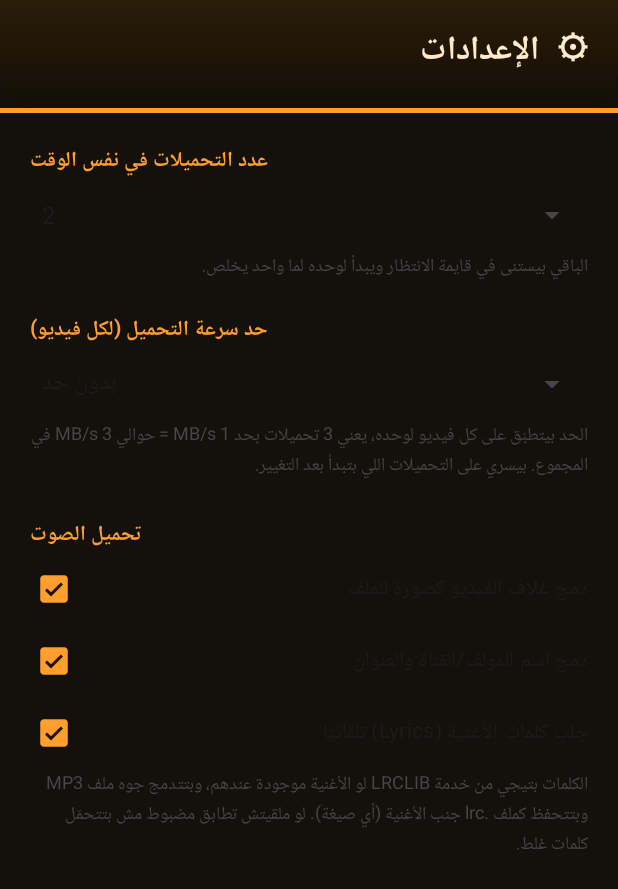
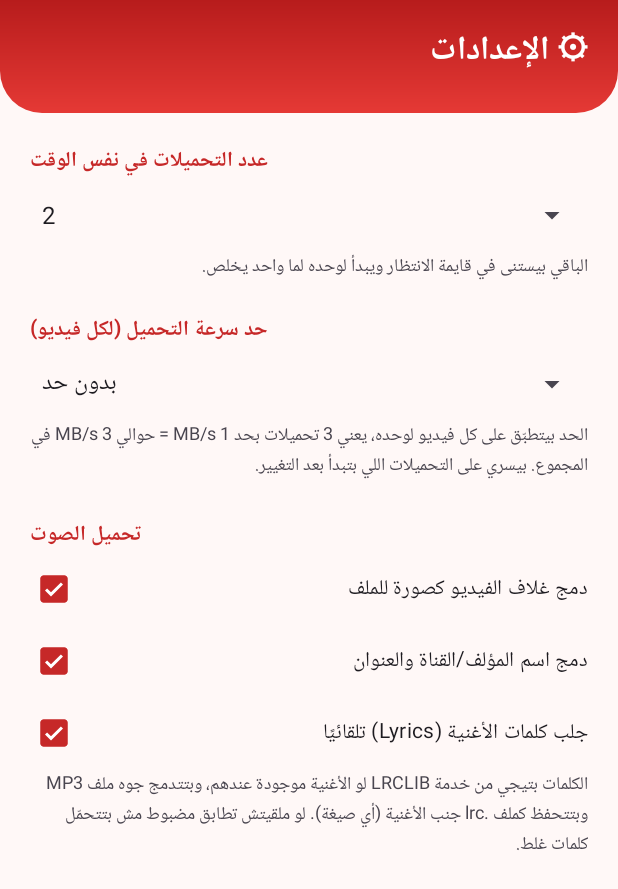
Before and after one commit to lionkhaled25/ytdownloader, an Android app: the SettingsActivity screen opened directly, with no data from a screen before it, on a phone screen of 412 x 824 dp. Shown: the top 889 px of the screen. Run offline under Robolectric (Android 15) with nearby library versions, the phone set to English and light mode, and no system bars; libraries missing offline, so code that uses them is left out: com.yausername.youtubedl_android; pictures from the network do not load.

Commit message:
Revert "v6.2 Steins Gate Edition: dark Nixie theme"
This reverts commit 4142ef1330947bb045ee9013378ab96cf9d36fb2.

```diff
--- a/app/build.gradle.kts
+++ b/app/build.gradle.kts
@@ -11,8 +11,8 @@ android {
         applicationId = "com.example.ytdl"
         minSdk = 29
         targetSdk = 34
-        versionCode = 10
-        versionName = "6.2 Steins Gate Edition"
+        versionCode = 9
+        versionName = "6.1"
     }
 
     // 3 ملفات APK:
--- a/app/src/main/java/com/example/ytdl/Notifier.kt
+++ b/app/src/main/java/com/example/ytdl/Notifier.kt
@@ -15,7 +15,7 @@ object Notifier {
     private const val CH_DONE = "done"
     private const val CH_QUIET = "done_quiet"
     const val ONGOING_ID = 1001
-    private const val AMBER = 0xFFFF9E2C.toInt()
+    private const val RED = 0xFFD32F2F.toInt()
     private val nextId = AtomicInteger(2000)
 
     fun ensureChannels(ctx: Context) {
@@ -61,7 +61,7 @@ object Notifier {
             else -> "${s.percent}%"
         }
         return NotificationCompat.Builder(ctx, CH_PROGRESS)
-            .setColor(AMBER)
+            .setColor(RED)
             .setSmallIcon(android.R.drawable.stat_sys_download)
             .setContentTitle(title)
             .setContentText(text)
@@ -91,7 +91,7 @@ object Notifier {
             ctx, id, view, PendingIntent.FLAG_IMMUTABLE or PendingIntent.FLAG_UPDATE_CURRENT
         )
         val b = NotificationCompat.Builder(ctx, if (alert) CH_DONE else CH_QUIET)
-            .setColor(AMBER)
+            .setColor(RED)
             .setSmallIcon(android.R.drawable.stat_sys_download_done)
             .setContentTitle("تم التحميل ✅")
             .setContentText("$name  •  $sizeText")
@@ -105,7 +105,7 @@ object Notifier {
         ensureChannels(ctx)
         val id = nextId.getAndIncrement()
         val n = NotificationCompat.Builder(ctx, CH_QUIET)
-            .setColor(AMBER)
+            .setColor(RED)
             .setSmallIcon(android.R.drawable.stat_notify_error)
             .setContentTitle("فشل التحميل")
             .setContentText(if (title.isNotBlank()) "$title — $msg" else msg)
--- a/app/src/main/res/drawable/bg_header.xml
+++ b/app/src/main/res/drawable/bg_header.xml
@@ -1,19 +1,11 @@
 <?xml version="1.0" encoding="utf-8"?>
-<layer-list xmlns:android="http://schemas.android.com/apk/res/android">
-    <item>
-        <shape android:shape="rectangle">
+<shape xmlns:android="http://schemas.android.com/apk/res/android"
+    android:shape="rectangle">
     <gradient
         android:angle="270"
-                android:endColor="#120D06"
-                android:startColor="#2A1D08" />
+        android:endColor="@color/brand_red"
+        android:startColor="@color/brand_dark" />
     <corners
         android:bottomLeftRadius="28dp"
         android:bottomRightRadius="28dp" />
 </shape>
-    </item>
-    <item android:gravity="bottom" android:height="3dp">
-        <shape android:shape="rectangle">
-            <solid android:color="@color/nixie" />
-        </shape>
-    </item>
-</layer-list>
--- a/app/src/main/res/drawable/ic_launcher_background.xml
+++ b/app/src/main/res/drawable/ic_launcher_background.xml
@@ -14,10 +14,10 @@
                 android:startY="0"
                 android:type="linear">
                 <item
-                    android:color="#FF3A2A10"
+                    android:color="#FF5252"
                     android:offset="0" />
                 <item
-                    android:color="#FF120D06"
+                    android:color="#B71C1C"
                     android:offset="1" />
             </gradient>
         </aapt:attr>
--- a/app/src/main/res/drawable/ic_launcher_foreground.xml
+++ b/app/src/main/res/drawable/ic_launcher_foreground.xml
@@ -4,12 +4,12 @@
     android:height="108dp"
     android:viewportWidth="108"
     android:viewportHeight="108">
-    <!-- سهم التحميل بلون Nixie -->
+    <!-- سهم التحميل -->
     <path
-        android:fillColor="#FF9E2C"
+        android:fillColor="#FFFFFF"
         android:pathData="M49,28h10v22h11l-16,18l-16,-18h11z" />
     <!-- القاعدة -->
     <path
-        android:fillColor="#FF9E2C"
+        android:fillColor="#FFFFFF"
         android:pathData="M35,74h38v6h-38z" />
 </vector>
--- a/app/src/main/res/drawable/ic_logo.xml
+++ b/app/src/main/res/drawable/ic_logo.xml
@@ -5,12 +5,12 @@
     android:viewportWidth="48"
     android:viewportHeight="48">
     <path
-        android:fillColor="#1A1206"
+        android:fillColor="#FFFFFF"
         android:pathData="M24,24m-22,0a22,22 0,1 1,44 0a22,22 0,1 1,-44 0" />
     <path
-        android:fillColor="#FF9E2C"
+        android:fillColor="#D32F2F"
         android:pathData="M21,10h6v13h6.5l-9.5,11l-9.5,-11h6.5z" />
     <path
-        android:fillColor="#FF9E2C"
+        android:fillColor="#D32F2F"
         android:pathData="M14,37h20v3.5h-20z" />
 </vector>
--- a/app/src/main/res/layout/activity_main.xml
+++ b/app/src/main/res/layout/activity_main.xml
@@ -151,7 +151,6 @@
                         android:id="@+id/summaryText"
                         android:layout_width="match_parent"
                         android:layout_height="wrap_content"
-                        android:fontFamily="@font/share_tech_mono"
                         android:text="مفيش تحميلات دلوقتي" />
 
                     <ProgressBar
@@ -161,8 +160,6 @@
                         android:layout_height="wrap_content"
                         android:layout_marginTop="8dp"
                         android:max="100"
-                        android:progressBackgroundTint="#3A2C18"
-                        android:progressTint="@color/nixie"
                         android:visibility="gone" />
                 </LinearLayout>
             </com.google.android.material.card.MaterialCardView>
--- a/app/src/main/res/layout/item_task.xml
+++ b/app/src/main/res/layout/item_task.xml
@@ -19,16 +19,13 @@
         android:layout_width="match_parent"
         android:layout_height="wrap_content"
         android:layout_marginTop="6dp"
-        android:max="100"
-        android:progressBackgroundTint="#3A2C18"
-        android:progressTint="@color/nixie" />
+        android:max="100" />
 
     <TextView
         android:id="@+id/taskInfo"
         android:layout_width="match_parent"
         android:layout_height="wrap_content"
         android:layout_marginTop="4dp"
-        android:fontFamily="@font/share_tech_mono"
         android:textSize="12sp" />
 
     <LinearLayout
--- a/app/src/main/res/values-night/colors.xml
+++ b/app/src/main/res/values-night/colors.xml
@@ -1,28 +1,26 @@
 <?xml version="1.0" encoding="utf-8"?>
 <resources>
-    <!-- ستايل Steins;Gate: خلفية فحمية دافية + كهرماني Nixie -->
-    <color name="brand_dark">#171006</color>
-    <color name="brand_red">#3A2A10</color>
-    <color name="nixie">#FF9E2C</color>
+    <color name="brand_dark">#B71C1C</color>
+    <color name="brand_red">#E53935</color>
 
-    <color name="md_primary">#FF9E2C</color>
-    <color name="md_on_primary">#241300</color>
-    <color name="md_primary_container">#4A3008</color>
-    <color name="md_on_primary_container">#FFDCAE</color>
-    <color name="md_secondary">#B79B7B</color>
-    <color name="md_on_secondary">#241A0E</color>
-    <color name="md_secondary_container">#3A2D1B</color>
-    <color name="md_on_secondary_container">#F3DFC4</color>
-    <color name="md_background">#14100B</color>
-    <color name="md_surface">#14100B</color>
-    <color name="md_on_surface">#F1E4D3</color>
-    <color name="md_surface_variant">#3A2F22</color>
-    <color name="md_on_surface_variant">#D8C4AC</color>
-    <color name="md_outline">#8A755B</color>
-    <color name="md_outline_variant">#3A2F22</color>
-    <color name="md_container_lowest">#0F0B07</color>
-    <color name="md_container_low">#1A140D</color>
-    <color name="md_container">#1F1810</color>
-    <color name="md_container_high">#282014</color>
-    <color name="md_container_highest">#32291B</color>
+    <color name="md_primary">#FF8A80</color>
+    <color name="md_on_primary">#4A0000</color>
+    <color name="md_primary_container">#93000A</color>
+    <color name="md_on_primary_container">#FFDAD6</color>
+    <color name="md_secondary">#E7BDB8</color>
+    <color name="md_on_secondary">#442926</color>
+    <color name="md_secondary_container">#5D3F3B</color>
+    <color name="md_on_secondary_container">#FFDAD6</color>
+    <color name="md_background">#1A1110</color>
+    <color name="md_surface">#1A1110</color>
+    <color name="md_on_surface">#F1DFDC</color>
+    <color name="md_surface_variant">#534341</color>
+    <color name="md_on_surface_variant">#D8C2BF</color>
+    <color name="md_outline">#A08C89</color>
+    <color name="md_outline_variant">#534341</color>
+    <color name="md_container_lowest">#140C0B</color>
+    <color name="md_container_low">#221918</color>
+    <color name="md_container">#271D1C</color>
+    <color name="md_container_high">#322826</color>
+    <color name="md_container_highest">#3D3231</color>
 </resources>
--- a/app/src/main/res/values/bools.xml
+++ b/app/src/main/res/values/bools.xml
@@ -1,4 +1,4 @@
 <?xml version="1.0" encoding="utf-8"?>
 <resources>
-    <bool name="light_bars">false</bool>
+    <bool name="light_bars">true</bool>
 </resources>
--- a/app/src/main/res/values/colors.xml
+++ b/app/src/main/res/values/colors.xml
@@ -1,28 +1,26 @@
 <?xml version="1.0" encoding="utf-8"?>
 <resources>
-    <!-- ستايل Steins;Gate: خلفية فحمية دافية + كهرماني Nixie -->
-    <color name="brand_dark">#171006</color>
-    <color name="brand_red">#3A2A10</color>
-    <color name="nixie">#FF9E2C</color>
+    <color name="brand_dark">#B71C1C</color>
+    <color name="brand_red">#E53935</color>
 
-    <color name="md_primary">#FF9E2C</color>
-    <color name="md_on_primary">#241300</color>
-    <color name="md_primary_container">#4A3008</color>
-    <color name="md_on_primary_container">#FFDCAE</color>
-    <color name="md_secondary">#B79B7B</color>
-    <color name="md_on_secondary">#241A0E</color>
-    <color name="md_secondary_container">#3A2D1B</color>
-    <color name="md_on_secondary_container">#F3DFC4</color>
-    <color name="md_background">#14100B</color>
-    <color name="md_surface">#14100B</color>
-    <color name="md_on_surface">#F1E4D3</color>
-    <color name="md_surface_variant">#3A2F22</color>
-    <color name="md_on_surface_variant">#D8C4AC</color>
-    <color name="md_outline">#8A755B</color>
-    <color name="md_outline_variant">#3A2F22</color>
-    <color name="md_container_lowest">#0F0B07</color>
-    <color name="md_container_low">#1A140D</color>
-    <color name="md_container">#1F1810</color>
-    <color name="md_container_high">#282014</color>
-    <color name="md_container_highest">#32291B</color>
+    <color name="md_primary">#C62828</color>
+    <color name="md_on_primary">#FFFFFF</color>
+    <color name="md_primary_container">#FFDAD6</color>
+    <color name="md_on_primary_container">#410002</color>
+    <color name="md_secondary">#775652</color>
+    <color name="md_on_secondary">#FFFFFF</color>
+    <color name="md_secondary_container">#FDE2DF</color>
+    <color name="md_on_secondary_container">#2C1512</color>
+    <color name="md_background">#FFF8F7</color>
+    <color name="md_surface">#FFF8F7</color>
+    <color name="md_on_surface">#231918</color>
+    <color name="md_surface_variant">#F5DDDA</color>
+    <color name="md_on_surface_variant">#534341</color>
+    <color name="md_outline">#857370</color>
+    <color name="md_outline_variant">#D8C2BF</color>
+    <color name="md_container_lowest">#FFFFFF</color>
+    <color name="md_container_low">#FFF0EE</color>
+    <color name="md_container">#FCEAE7</color>
+    <color name="md_container_high">#F7E4E1</color>
+    <color name="md_container_highest">#F1DEDB</color>
 </resources>
--- a/app/src/main/res/values/themes.xml
+++ b/app/src/main/res/values/themes.xml
@@ -37,15 +37,14 @@
         <item name="android:navigationBarColor">@android:color/transparent</item>
     </style>
 
-    <!-- عنوان الشاشة: خلفية داكنة بخط كهرماني -->
+    <!-- عنوان الشاشة بخلفية حمراء -->
     <style name="HeaderTitle">
         <item name="android:layout_width">match_parent</item>
         <item name="android:layout_height">wrap_content</item>
         <item name="android:background">@drawable/bg_header</item>
+        <item name="android:textColor">#FFFFFF</item>
         <item name="android:textSize">22sp</item>
         <item name="android:textStyle">bold</item>
-        <item name="android:fontFamily">@font/share_tech_mono</item>
-        <item name="android:textColor">#FFE9C9</item>
         <item name="android:paddingStart">20dp</item>
         <item name="android:paddingEnd">20dp</item>
         <item name="android:paddingTop">16dp</item>
```
Also changed, not shown: app/src/main/res/font/share_tech_mono.ttf (deleted). Lines whose indentation alone changed are shown as unchanged.
